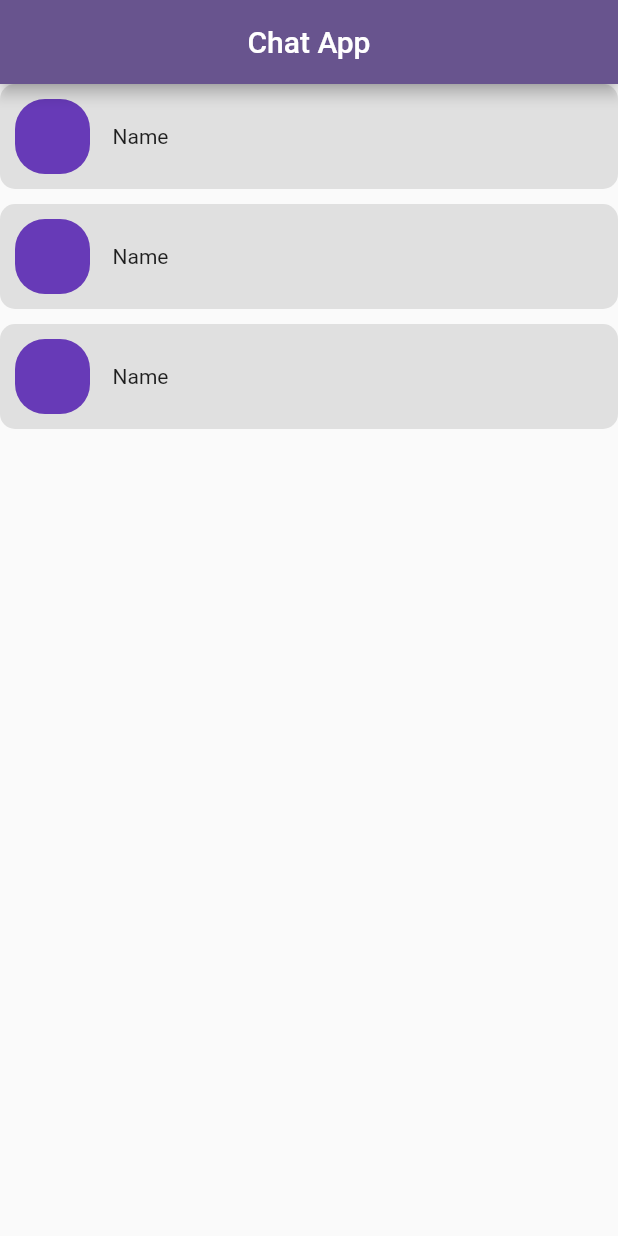
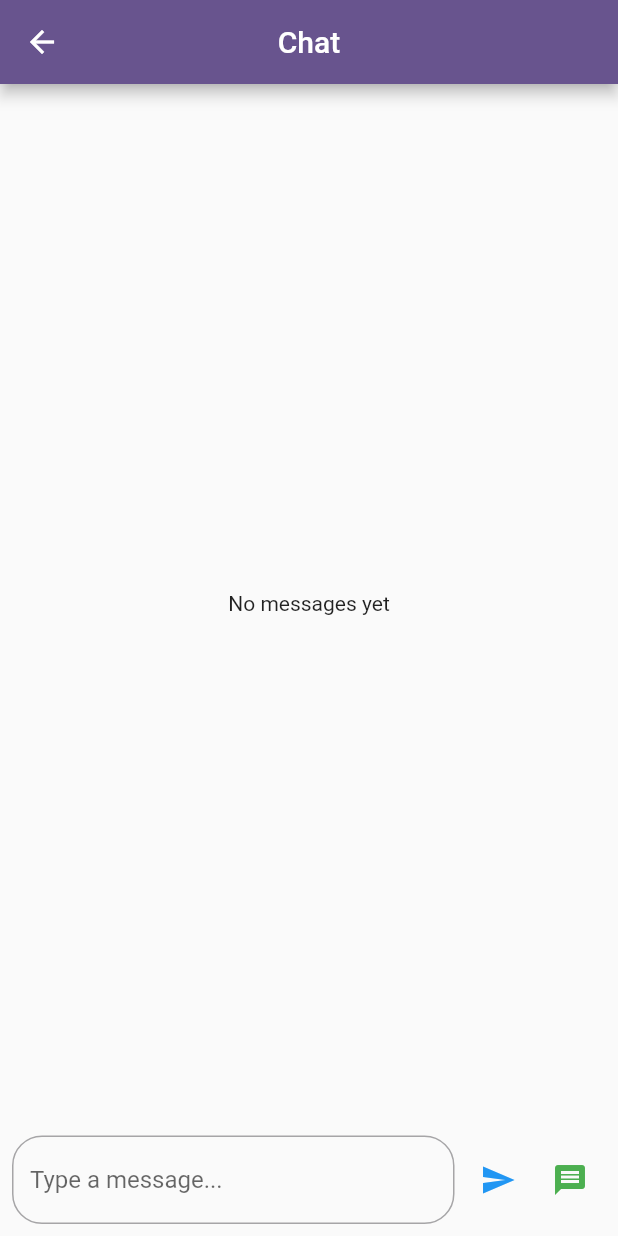
Before and after one commit to younesbeheshti/unigram-front, a Flutter app: the screen it shows after launch, after a tap on "Name", on a phone screen of 412 x 824 dp. Run offline on Flutter 3.47's test engine with Material 3 defaults, Android fonts, the phone set to English and light mode, and no system bars.

Commit message:
a page to sent message

```diff
--- /dev/null
+++ b/lib/pages/chat_page.dart
@@ -0,0 +1,98 @@
+import 'package:flutter/material.dart';
+
+class ChatPage extends StatefulWidget {
+  const ChatPage({super.key});
+
+  @override
+  State<ChatPage> createState() => _ChatPageState();
+}
+
+class _ChatPageState extends State<ChatPage> {
+  final TextEditingController _messageController = TextEditingController();
+  final List<Map<String, dynamic>> _messages = []; // Stores messages with sender info
+
+  void _sendMessage({required bool isUser}) {
+    if (_messageController.text.trim().isNotEmpty) {
+      setState(() {
+        _messages.add({
+          'text': _messageController.text.trim(),
+          'isUser': isUser, // True if the user sent it, false if received
+        });
+      });
+      _messageController.clear();
+    }
+  }
+
+  @override
+  Widget build(BuildContext context) {
+    return Scaffold(
+      appBar: AppBar(
+        title: const Text("Chat"),
+        centerTitle: true,
+      ),
+      body: Column(
+        children: [
+          // Chat messages
+          Expanded(
+            child: _messages.isEmpty
+                ? const Center(child: Text("No messages yet"))
+                : ListView.builder(
+              reverse: false, // Latest message at the bottom
+              itemCount: _messages.length,
+              itemBuilder: (context, index) {
+                bool isUser = _messages[index]['isUser'];
+                return Align(
+                  alignment:
+                  isUser ? Alignment.centerRight : Alignment.centerLeft,
+                  child: Container(
+                    margin:
+                    const EdgeInsets.symmetric(vertical: 4, horizontal: 8),
+                    padding: const EdgeInsets.all(10),
+                    decoration: BoxDecoration(
+                      color: isUser ? Colors.blue : Colors.grey[300],
+                      borderRadius: BorderRadius.circular(10),
+                    ),
+                    child: Text(
+                      _messages[index]['text'],
+                      style: TextStyle(
+                        color: isUser ? Colors.white : Colors.black,
+                      ),
+                    ),
+                  ),
+                );
+              },
+            ),
+          ),
+          // Input field
+          Padding(
+            padding: const EdgeInsets.all(8.0),
+            child: Row(
+              children: [
+                Expanded(
+                  child: TextField(
+                    controller: _messageController,
+                    decoration: InputDecoration(
+                      hintText: "Type a message...",
+                      border: OutlineInputBorder(
+                        borderRadius: BorderRadius.circular(20),
+                      ),
+                    ),
+                  ),
+                ),
+                const SizedBox(width: 5),
+                IconButton(
+                  onPressed: () => _sendMessage(isUser: true),
+                  icon: const Icon(Icons.send, color: Colors.blue),
+                ),
+                IconButton(
+                  onPressed: () => _sendMessage(isUser: false), // Simulate received message
+                  icon: const Icon(Icons.message, color: Colors.green),
+                ),
+              ],
+            ),
+          ),
+        ],
+      ),
+    );
+  }
+}
--- a/lib/pages/home_page.dart
+++ b/lib/pages/home_page.dart
@@ -1,3 +1,4 @@
+import 'package:chat_app/pages/chat_page.dart';
 import 'package:flutter/material.dart';
 
 class HomePage extends StatelessWidget {
@@ -16,7 +17,7 @@ class HomePage extends StatelessWidget {
         itemBuilder: (context, index) {
           return GestureDetector(
             onTap: () {
-
+                Navigator.push(context, MaterialPageRoute(builder: (context) => ChatPage()));
             },
             child: Container(
               decoration: BoxDecoration(
```
